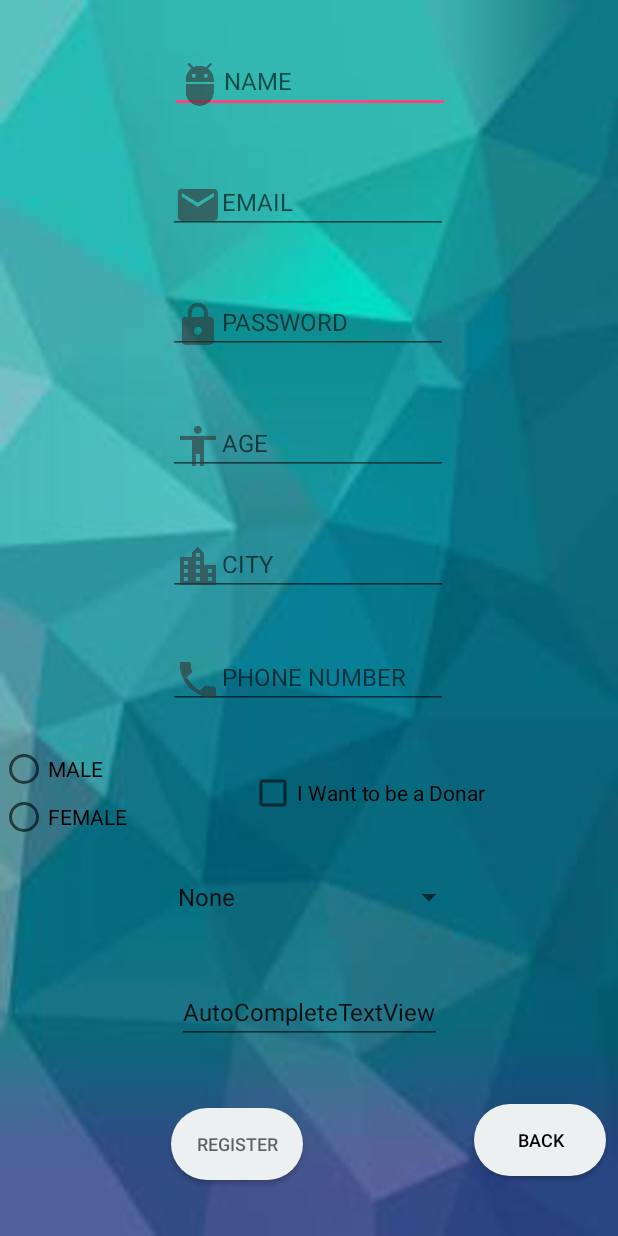
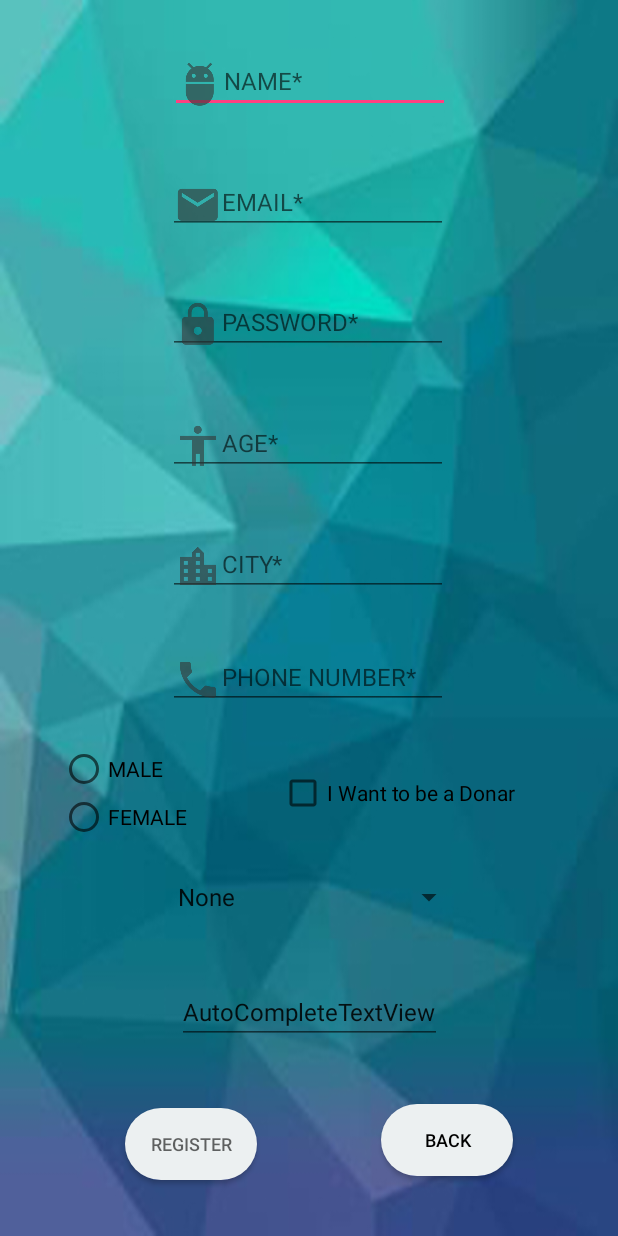
Before and after one commit to lokesh-venkata-sai/Bloodline, an Android app: the register screen opened directly, with no data from a screen before it, after a tap on an icon or button, on a phone screen of 412 x 824 dp. Run offline under Robolectric (Android 15) with nearby library versions, the phone set to English and light mode, and no system bars; our stand-ins replace Firebase (no records; nobody signed in at launch, a user with empty details on screens opened directly).

Commit message:
edited myprofile page

```diff
--- a/app/src/main/java/com/example/lokesh/bloodline/register.java
+++ b/app/src/main/java/com/example/lokesh/bloodline/register.java
@@ -39,16 +39,7 @@ public class register extends AppCompatActivity implements View.OnClickListener{
     protected void onCreate(Bundle savedInstanceState) {
         super.onCreate(savedInstanceState);
         setContentView(R.layout.activity_register);
-        /*Button registerbutton=(Button) findViewById(R.id.registerpageregister);
-        registerbutton.setOnClickListener(new View.OnClickListener() {
-            @Override
-            public void onClick(View v) {
 
-                Intent registerIntent=new Intent(getApplicationContext(),MainActivity.class);
-                startActivity(registerIntent);
-                finish();
-            }
-        });*/
         Button backbutton=(Button) findViewById(R.id.registerpageback);
         backbutton.setOnClickListener(new View.OnClickListener() {
             @Override
@@ -78,50 +69,64 @@ public class register extends AppCompatActivity implements View.OnClickListener{
     }
 
     private void registerUser(){
-        String Email=mregEmail.getText().toString().trim();
-        String Password=mregPassword.getText().toString().trim();
-        String name=mregName.getText().toString().trim();
 
-        if(TextUtils.isEmpty(Email))
-        {
-            Toast.makeText(this,"Please Enter Email",Toast.LENGTH_SHORT).show();
+            String Email = mregEmail.getText().toString().trim();
+            String Password = mregPassword.getText().toString().trim();
+            String name = mregName.getText().toString().trim();
+
+            if (TextUtils.isEmpty(Email)) {
+                Toast.makeText(this, "Please Enter Email", Toast.LENGTH_SHORT).show();
                 return;
             }
-        if(TextUtils.isEmpty(Password)){
-            Toast.makeText(this,"Please Enter Password",Toast.LENGTH_SHORT).show();
+            if (TextUtils.isEmpty(Password)) {
+                Toast.makeText(this, "Please Enter Password", Toast.LENGTH_SHORT).show();
                 return;
             }
-       /* if(TextUtils.isEmpty(name)){
-            Toast.makeText(this,"Please Enter Name",Toast.LENGTH_SHORT).show();
-            return;
-        }*/
+
             mProgressDialog.setMessage("Registering User....");
             mProgressDialog.show();
 
-        mFirebaseAuth.createUserWithEmailAndPassword(Email,Password).addOnCompleteListener(this, new OnCompleteListener<AuthResult>() {
+            mFirebaseAuth.createUserWithEmailAndPassword(Email, Password).addOnCompleteListener(this, new OnCompleteListener<AuthResult>() {
                 @Override
                 public void onComplete(@NonNull Task<AuthResult> task) {
                     mProgressDialog.dismiss();
-                if(task.isSuccessful())
-                {
-                    Toast.makeText(register.this,"registered successfully",Toast.LENGTH_SHORT).show();
-                    Intent registerIntent=new Intent(getApplicationContext(),MainActivity.class);
+                    if (task.isSuccessful()) {
+                        Toast.makeText(register.this, "registered successfully", Toast.LENGTH_SHORT).show();
+                        Intent registerIntent = new Intent(getApplicationContext(), MainActivity.class);
                         startActivity(registerIntent);
                         finish();
-                }else {
-                    Toast.makeText(register.this,"cannot register try again...",Toast.LENGTH_SHORT).show();
+                    } else {
+                        Toast.makeText(register.this, "cannot register try again...", Toast.LENGTH_SHORT).show();
                     }
                 }
             });
 
+
     }
-
+    /*private int validate()
+    {
+        int result =0;
+        String name=mregName.getText().toString();
+        String mail=mregEmail.getText().toString();
+        String password=mregPassword.getText().toString();
+        String phonenumber=mregPhone.getText().toString();
+        if(TextUtils.isEmpty(name)||TextUtils.isEmpty(mail)||TextUtils.isEmpty(password)||TextUtils.isEmpty(phonenumber))
+        {
+            //Toast.makeText(register.this,"Please fill mandatory fields",Toast.LENGTH_SHORT).show();
+        }else
+        {
+            result=1;
+        }
+        return result;
+    }*/
     @Override
     public void onClick (View view)
     {
-        if(view == mregRegister)
+        if(view == mregRegister )
         {
+
             registerUser();
+
         }
 
     }
--- a/app/src/main/res/layout/activity_profile.xml
+++ b/app/src/main/res/layout/activity_profile.xml
@@ -223,5 +223,6 @@
         app:layout_constraintBottom_toBottomOf="parent"
         app:layout_constraintEnd_toEndOf="parent"
         app:layout_constraintStart_toEndOf="@id/save_prof"
-        app:layout_constraintTop_toBottomOf="@+id/bloodgroup_prof" />
+        app:layout_constraintTop_toBottomOf="@+id/bloodgroup_prof"
+        app:layout_constraintVertical_bias="0.605" />
 </android.support.constraint.ConstraintLayout>
--- a/app/src/main/res/layout/activity_register.xml
+++ b/app/src/main/res/layout/activity_register.xml
@@ -101,12 +101,12 @@
         android:hint="@string/registerpagephone"
         android:inputType="phone"
         android:textSize="16sp"
+        app:layout_constraintBottom_toTopOf="@id/registerpagecheckbox"
         app:layout_constraintEnd_toEndOf="parent"
         app:layout_constraintHorizontal_bias="0.497"
         app:layout_constraintStart_toStartOf="parent"
-        tools:layout_editor_absoluteY="244dp"
         app:layout_constraintTop_toBottomOf="@id/registerpagecity"
-        app:layout_constraintBottom_toTopOf="@id/registerpagecheckbox"/>
+        tools:layout_editor_absoluteY="244dp" />
 
     <EditText
         android:id="@+id/registerpageemail"
@@ -134,14 +134,14 @@
         android:layout_height="32dp"
 
         android:layout_marginEnd="8dp"
+        android:layout_marginRight="8dp"
         android:layout_marginTop="8dp"
         android:text="@string/registerpagecheckbox"
         android:textColorLink="@color/colorPrimary"
+        app:layout_constraintBottom_toTopOf="@id/registerpage_bloodgroup"
         app:layout_constraintEnd_toEndOf="parent"
         app:layout_constraintStart_toEndOf="@+id/radioGroup"
-        app:layout_constraintTop_toBottomOf="@+id/registerpagephone"
-        app:layout_constraintBottom_toTopOf="@id/registerpage_bloodgroup"
-        android:layout_marginRight="8dp" />
+        app:layout_constraintTop_toBottomOf="@+id/registerpagephone" />
 
     <Button
         android:id="@+id/registerpageregister"
@@ -165,8 +165,8 @@
         android:layout_width="wrap_content"
         android:layout_height="wrap_content"
         android:layout_marginBottom="5dp"
-        android:layout_marginEnd="8dp"
-        android:layout_marginRight="8dp"
+        android:layout_marginEnd="70dp"
+        android:layout_marginRight="70dp"
         android:layout_marginTop="5dp"
         android:background="@drawable/rounded_button"
         android:text="@string/registerpageback"
@@ -199,6 +199,8 @@
         android:layout_height="wrap_content"
 
         android:layout_marginBottom="5dp"
+        android:layout_marginLeft="40dp"
+        android:layout_marginStart="40dp"
         android:layout_marginTop="8dp"
         app:layout_constraintBottom_toTopOf="@+id/registerpage_bloodgroup"
         app:layout_constraintRight_toLeftOf="@id/registerpagecheckbox"
--- a/app/src/main/res/values/strings.xml
+++ b/app/src/main/res/values/strings.xml
@@ -2,18 +2,18 @@
     <string name="app_name">Bloodline</string>
     <string name="image">SPLASH_IMAGE</string>
 
-    <string name="name">Name</string>
+    <string name="name">Name*</string>
     <string name="slogan">Donate Blood Save Life!</string>
-    <string name="password">Password</string>
+    <string name="password">Password*</string>
     <string name="login_button">LOG IN</string>
     <string name="signup_button">SIGN UP</string>//in loginregisterpage
-    <string name="registerpagename">NAME</string>
-    <string name="registerpagepassword">PASSWORD</string>
-    <string name="registerpageage">AGE</string>
-    <string name="registerpagebloodgroup">BLOOD GROUP</string>
-    <string name="registerpagecity">CITY</string>
-    <string name="registerpagephone">PHONE NUMBER</string>
-    <string name="registerpageemail">EMAIL</string>
+    <string name="registerpagename">NAME*</string>
+    <string name="registerpagepassword">PASSWORD*</string>
+    <string name="registerpageage">AGE*</string>
+    <string name="registerpagebloodgroup">BLOOD GROUP*</string>
+    <string name="registerpagecity">CITY*</string>
+    <string name="registerpagephone">PHONE NUMBER*</string>
+    <string name="registerpageemail">EMAIL*</string>
     <string name="registerpageregisterbutton">REGISTER</string>
     <string name="registerpagecheckbox">I Want to be a Donar</string>
     <string name="registerpageback">BACK</string>
--- a/build.gradle
+++ b/build.gradle
@@ -19,6 +19,9 @@ allprojects {
     repositories {
         google()
         jcenter()
+        maven {
+            url "https://maven.google.com" // Google's Maven repository
+        }
 
     }
 }
```
Also changed, not shown: app/build.gradle (+8 -3 lines), app/src/main/res/layout/activity_loginregister.xml (+8 -1 lines), 1 other file. Lines whose indentation alone changed are shown as unchanged.
